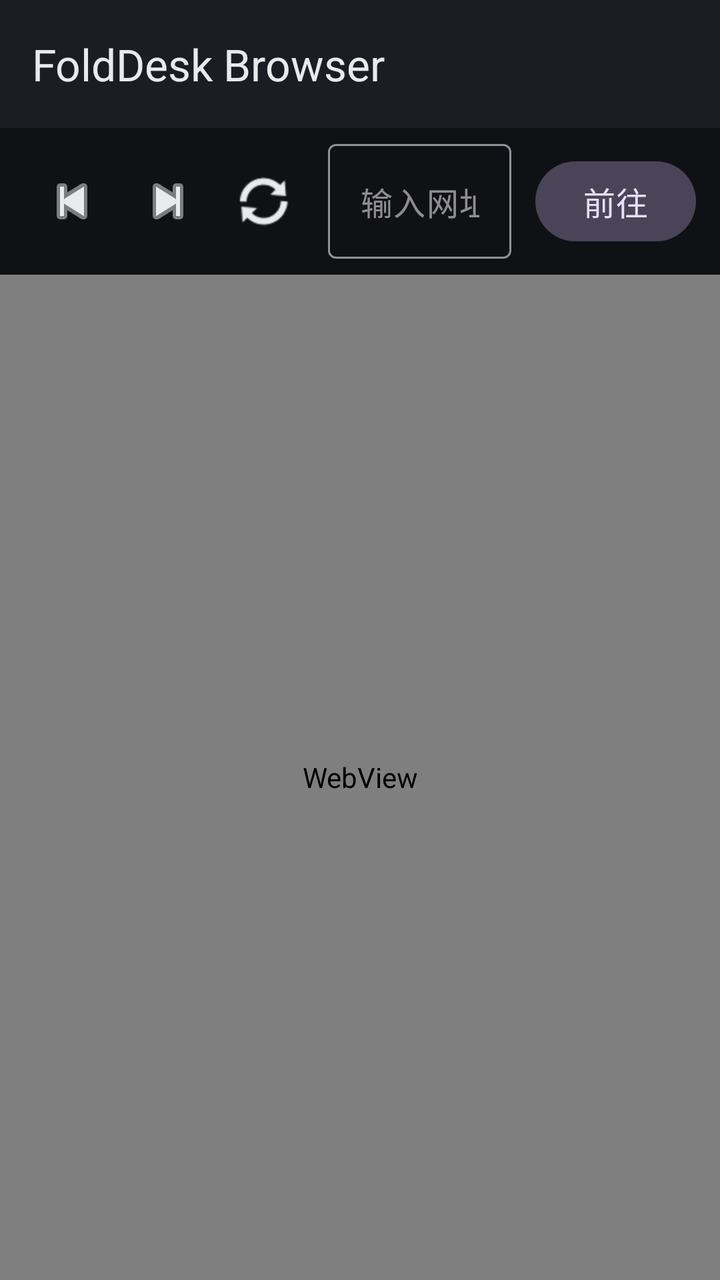
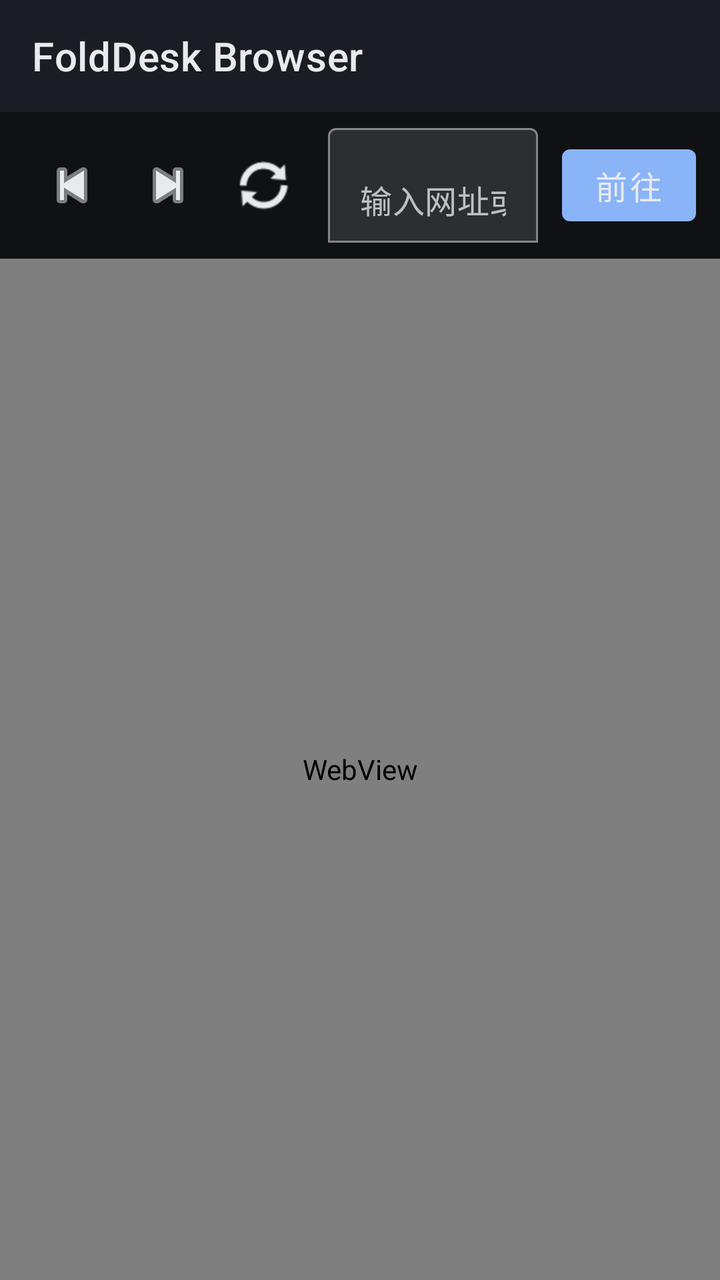

Screens rendered from an Android XML layout before and after an edit, with the pre-edit source and the edit as a unified diff.
<!-- AndroidManifest.xml: application theme Theme.FoldDeskBrowser -->
<!-- res/layout/activity_main.xml -->
<?xml version="1.0" encoding="utf-8"?>
<androidx.constraintlayout.widget.ConstraintLayout xmlns:android="http://schemas.android.com/apk/res/android"
    xmlns:app="http://schemas.android.com/apk/res-auto"
    xmlns:tools="http://schemas.android.com/tools"
    android:layout_width="match_parent"
    android:layout_height="match_parent"
    android:background="@color/surface"
    tools:context=".MainActivity">

    <com.google.android.material.appbar.MaterialToolbar
        android:id="@+id/toolbar"
        android:layout_width="0dp"
        android:layout_height="wrap_content"
        android:background="@color/toolbar"
        android:minHeight="?attr/actionBarSize"
        android:paddingStart="@dimen/toolbar_padding_horizontal"
        android:paddingEnd="@dimen/toolbar_padding_horizontal"
        app:layout_constraintEnd_toEndOf="parent"
        app:layout_constraintStart_toStartOf="parent"
        app:layout_constraintTop_toTopOf="parent"
        app:title="@string/app_name"
        app:titleTextColor="@color/on_toolbar" />

    <LinearLayout
        android:id="@+id/chromeBar"
        android:layout_width="0dp"
        android:layout_height="wrap_content"
        android:gravity="center_vertical"
        android:orientation="horizontal"
        android:paddingStart="@dimen/chrome_horizontal_padding"
        android:paddingTop="@dimen/chrome_vertical_padding"
        android:paddingEnd="@dimen/chrome_horizontal_padding"
        android:paddingBottom="@dimen/chrome_vertical_padding"
        app:layout_constraintEnd_toEndOf="parent"
        app:layout_constraintStart_toStartOf="parent"
        app:layout_constraintTop_toBottomOf="@id/toolbar">

        <ImageButton
            android:id="@+id/buttonBack"
            android:layout_width="@dimen/chrome_button_size"
            android:layout_height="@dimen/chrome_button_size"
            android:background="?attr/selectableItemBackgroundBorderless"
            android:contentDescription="@string/back"
            android:scaleType="centerInside"
            android:src="@android:drawable/ic_media_previous"
            app:tint="@color/on_surface" />

        <ImageButton
            android:id="@+id/buttonForward"
            android:layout_width="@dimen/chrome_button_size"
            android:layout_height="@dimen/chrome_button_size"
            android:background="?attr/selectableItemBackgroundBorderless"
            android:contentDescription="@string/forward"
            android:scaleType="centerInside"
            android:src="@android:drawable/ic_media_next"
            app:tint="@color/on_surface" />

        <ImageButton
            android:id="@+id/buttonReload"
            android:layout_width="@dimen/chrome_button_size"
            android:layout_height="@dimen/chrome_button_size"
            android:background="?attr/selectableItemBackgroundBorderless"
            android:contentDescription="@string/reload"
            android:scaleType="centerInside"
            android:src="@android:drawable/ic_popup_sync"
            app:tint="@color/on_surface" />

        <com.google.android.material.textfield.TextInputLayout
            android:layout_width="0dp"
            android:layout_height="wrap_content"
            android:layout_marginStart="8dp"
            android:layout_weight="1"
            app:boxBackgroundMode="outline"
            app:hintEnabled="false">

            <com.google.android.material.textfield.TextInputEditText
                android:id="@+id/editUrl"
                android:layout_width="match_parent"
                android:layout_height="wrap_content"
                android:hint="@string/hint_url"
                android:imeOptions="actionGo"
                android:inputType="textUri|textNoSuggestions"
                android:maxLines="1"
                android:minHeight="@dimen/chrome_button_size"
                android:textSize="@dimen/chrome_url_text_size" />
        </com.google.android.material.textfield.TextInputLayout>

        <com.google.android.material.button.MaterialButton
            android:id="@+id/buttonGo"
            style="@style/Widget.Material3.Button.TonalButton"
            android:layout_width="wrap_content"
            android:layout_height="@dimen/chrome_button_size"
            android:layout_marginStart="12dp"
            android:minWidth="@dimen/chrome_go_min_width"
            android:text="@string/go"
            android:textSize="@dimen/chrome_url_text_size" />
    </LinearLayout>

    <WebView
        android:id="@+id/webView"
        android:layout_width="0dp"
        android:layout_height="0dp"
        android:overScrollMode="never"
        app:layout_constraintBottom_toBottomOf="parent"
        app:layout_constraintEnd_toEndOf="parent"
        app:layout_constraintStart_toStartOf="parent"
        app:layout_constraintTop_toBottomOf="@id/chromeBar" />

</androidx.constraintlayout.widget.ConstraintLayout>
<!-- resources referenced by this layout -->
<resources>
  <color name="on_surface">#FFE8EAED</color>
  <color name="on_toolbar">#FFE8EAED</color>
  <color name="surface">#FF0F1115</color>
  <color name="toolbar">#FF1A1D24</color>
  <dimen name="chrome_button_size">48dp</dimen>
  <dimen name="chrome_go_min_width">64dp</dimen>
  <dimen name="chrome_horizontal_padding">12dp</dimen>
  <dimen name="chrome_url_text_size">16sp</dimen>
  <dimen name="chrome_vertical_padding">8dp</dimen>
  <dimen name="toolbar_padding_horizontal">8dp</dimen>
  <string name="app_name">FoldDesk Browser</string>
  <string name="back">后退</string>
  <string name="forward">前进</string>
  <string name="go">前往</string>
  <string name="hint_url">输入网址或搜索</string>
  <string name="reload">刷新</string>
  <style name="Theme.FoldDeskBrowser" parent="Theme.Material3.Dark.NoActionBar">
          <item name="colorPrimary">@color/primary</item>
          <item name="android:statusBarColor">@color/toolbar</item>
          <item name="android:navigationBarColor">@color/surface</item>
          <item name="android:windowLayoutInDisplayCutoutMode">shortEdges</item>
      </style>
  <color name="primary">#FF8AB4F8</color>
</resources>

<!-- the commit's change to res/layout/activity_main.xml (unified diff, before → after) -->
@@ -35,7 +35,7 @@
         app:layout_constraintStart_toStartOf="parent"
         app:layout_constraintTop_toBottomOf="@id/toolbar">
 
-        <ImageButton
+        <androidx.appcompat.widget.AppCompatImageButton
             android:id="@+id/buttonBack"
             android:layout_width="@dimen/chrome_button_size"
             android:layout_height="@dimen/chrome_button_size"
@@ -45,7 +45,7 @@
             android:src="@android:drawable/ic_media_previous"
             app:tint="@color/on_surface" />
 
-        <ImageButton
+        <androidx.appcompat.widget.AppCompatImageButton
             android:id="@+id/buttonForward"
             android:layout_width="@dimen/chrome_button_size"
             android:layout_height="@dimen/chrome_button_size"
@@ -55,7 +55,7 @@
             android:src="@android:drawable/ic_media_next"
             app:tint="@color/on_surface" />
 
-        <ImageButton
+        <androidx.appcompat.widget.AppCompatImageButton
             android:id="@+id/buttonReload"
             android:layout_width="@dimen/chrome_button_size"
             android:layout_height="@dimen/chrome_button_size"
@@ -87,7 +87,7 @@
 
         <com.google.android.material.button.MaterialButton
             android:id="@+id/buttonGo"
-            style="@style/Widget.Material3.Button.TonalButton"
+            style="@style/Widget.MaterialComponents.Button"
             android:layout_width="wrap_content"
             android:layout_height="@dimen/chrome_button_size"
             android:layout_marginStart="12dp"
<!-- resource entries referenced after the edit -->
@@ -16,11 +16,13 @@
   <string name="go">前往</string>
   <string name="hint_url">输入网址或搜索</string>
   <string name="reload">刷新</string>
-  <style name="Theme.FoldDeskBrowser" parent="Theme.Material3.Dark.NoActionBar">
+  <style name="Theme.FoldDeskBrowser" parent="Theme.MaterialComponents.NoActionBar">
           <item name="colorPrimary">@color/primary</item>
+          <item name="colorPrimaryVariant">@color/toolbar</item>
+          <item name="colorOnPrimary">@color/on_toolbar</item>
+          <item name="android:colorBackground">@color/surface</item>
           <item name="android:statusBarColor">@color/toolbar</item>
           <item name="android:navigationBarColor">@color/surface</item>
-          <item name="android:windowLayoutInDisplayCutoutMode">shortEdges</item>
       </style>
   <color name="primary">#FF8AB4F8</color>
 </resources>
